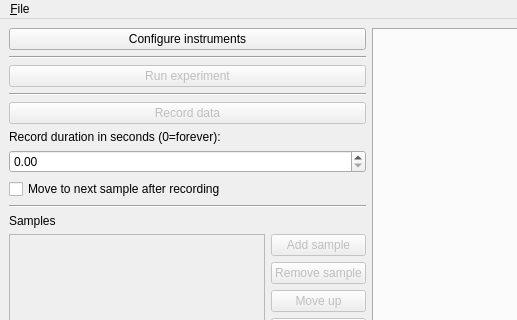
The window that res/ui/MainWindow.ui (Cardiff-CHFE/InstrumentControl) describes before a commit, drawn with Qt 5; both pictures show x 0 to 517 and y 0 to 320 of the 902 by 761 pixel window.
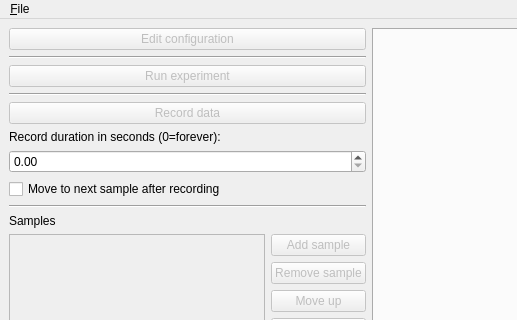
The same window after the commit.

Diff of the .ui file:
```diff
--- a/res/ui/MainWindow.ui
+++ b/res/ui/MainWindow.ui
@@ -21,8 +21,11 @@
        <layout class="QVBoxLayout" name="verticalLayout">
         <item>
          <widget class="QPushButton" name="configureInstruments">
+          <property name="enabled">
+           <bool>false</bool>
+          </property>
           <property name="text">
-           <string>Configure instruments</string>
+           <string>Edit configuration</string>
           </property>
          </widget>
         </item>
```
Left out of the diff: 9 changed lines with no effect on the pictures.
